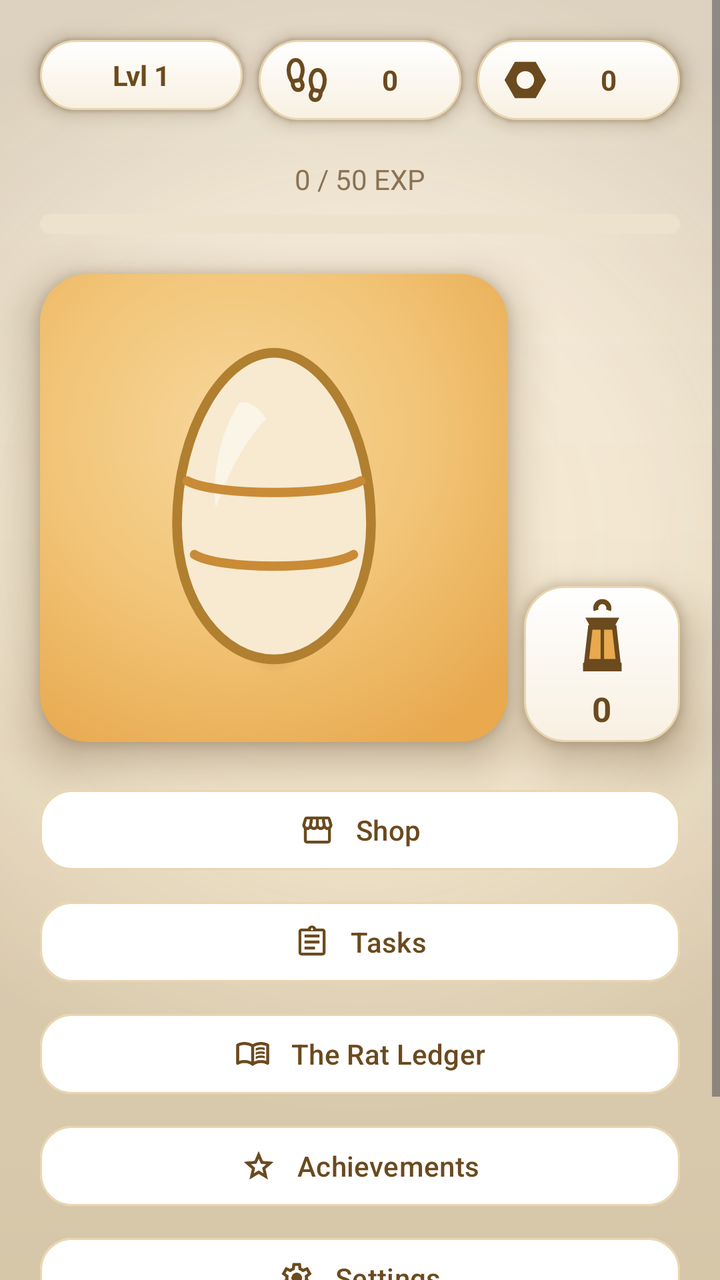
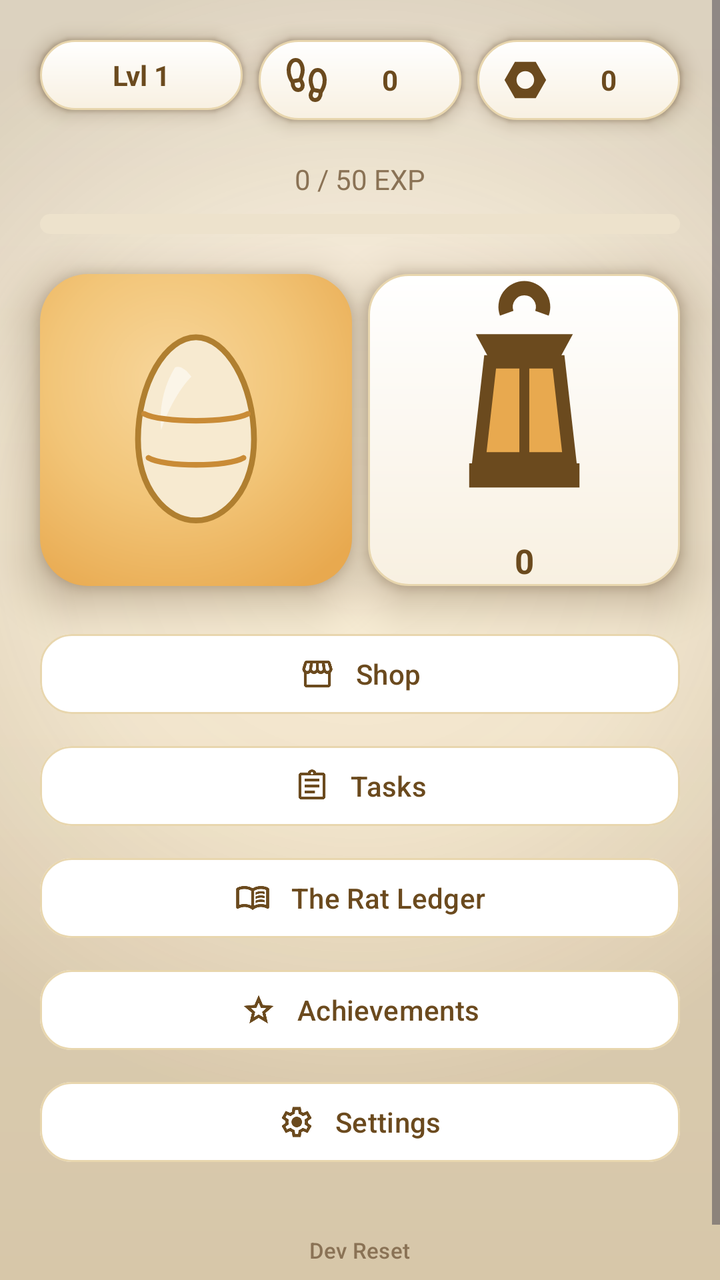

An Android layout rendered at two revisions. The XML below is the earlier revision; the diff shows what the commit changed to produce the second picture.
<!-- AndroidManifest.xml: application theme Theme.RatKingRecon -->
<!-- res/layout/activity_main.xml -->
<?xml version="1.0" encoding="utf-8"?>
<ScrollView xmlns:android="http://schemas.android.com/apk/res/android"
    xmlns:app="http://schemas.android.com/apk/res-auto"
    xmlns:tools="http://schemas.android.com/tools"
    android:layout_width="match_parent"
    android:layout_height="match_parent"
    android:background="@drawable/bg_app_gradient"
    android:clipToPadding="false"
    android:fitsSystemWindows="true">

    
    <LinearLayout
        android:layout_width="match_parent"
        android:layout_height="wrap_content"
        android:orientation="vertical"
        android:gravity="center_horizontal"
        android:clipChildren="false"
        android:clipToPadding="false"
        android:padding="20dp">

        
        <LinearLayout
            android:layout_width="match_parent"
            android:layout_height="wrap_content"
            android:orientation="horizontal"
            android:baselineAligned="false"
            android:clipChildren="false"
            android:clipToPadding="false"
            android:layout_marginBottom="20dp">

            
            <TextView
                android:id="@+id/playerLevelText"
                android:layout_width="0dp"
                android:layout_height="wrap_content"
                android:layout_weight="1"
                android:layout_marginEnd="8dp"
                android:background="@drawable/bg_pill_tan"
                android:elevation="6dp"
                android:outlineAmbientShadowColor="@color/shadow_warm"
                android:outlineSpotShadowColor="@color/shadow_warm"
                tools:targetApi="28"
                android:paddingHorizontal="12dp"
                android:paddingVertical="8dp"
                android:gravity="center"
                android:textSize="14sp"
                android:textStyle="bold"
                android:textColor="@color/text_primary"
                android:text="@string/header_level_default" />

            <TextView
                android:id="@+id/stepCountText"
                android:layout_width="0dp"
                android:layout_height="wrap_content"
                android:layout_weight="1"
                android:layout_marginEnd="8dp"
                android:background="@drawable/bg_pill_tan"
                android:elevation="6dp"
                android:outlineAmbientShadowColor="@color/shadow_warm"
                android:outlineSpotShadowColor="@color/shadow_warm"
                tools:targetApi="28"
                android:paddingHorizontal="12dp"
                android:paddingVertical="8dp"
                android:gravity="center"
                android:drawableStart="@drawable/ic_footprint"
                android:drawablePadding="6dp"
                android:textSize="14sp"
                android:textStyle="bold"
                android:textColor="@color/text_primary"
                android:text="@string/header_steps_default" />

            <TextView
                android:id="@+id/scrapText"
                android:layout_width="0dp"
                android:layout_height="wrap_content"
                android:layout_weight="1"
                android:background="@drawable/bg_pill_tan"
                android:elevation="6dp"
                android:outlineAmbientShadowColor="@color/shadow_warm"
                android:outlineSpotShadowColor="@color/shadow_warm"
                tools:targetApi="28"
                android:paddingHorizontal="12dp"
                android:paddingVertical="8dp"
                android:gravity="center"
                android:drawableStart="@drawable/ic_scrap"
                android:drawablePadding="6dp"
                android:textSize="14sp"
                android:textStyle="bold"
                android:textColor="@color/text_primary"
                android:text="@string/header_scrap_default" />
        </LinearLayout>

        <TextView
            android:id="@+id/expText"
            android:layout_width="wrap_content"
            android:layout_height="wrap_content"
            android:textSize="14sp"
            android:textColor="@color/text_muted"
            android:text="0 / 50 EXP"
            android:layout_marginBottom="8dp" />

        <ProgressBar
            android:id="@+id/expProgressBar"
            style="?android:attr/progressBarStyleHorizontal"
            android:layout_width="match_parent"
            android:layout_height="10dp"
            android:progressDrawable="@drawable/progress_amber"
            android:max="50"
            android:progress="0"
            android:layout_marginBottom="20dp" />

        
        
        <androidx.constraintlayout.widget.ConstraintLayout
            android:layout_width="match_parent"
            android:layout_height="wrap_content"
            android:clipChildren="false"
            android:clipToPadding="false"
            android:layout_marginBottom="20dp">

        <FrameLayout
            android:id="@+id/eggPanel"
            android:layout_width="0dp"
            android:layout_height="0dp"
            app:layout_constraintDimensionRatio="H,1:1"
            app:layout_constraintHorizontal_weight="3"
            app:layout_constraintStart_toStartOf="parent"
            app:layout_constraintEnd_toStartOf="@id/streakTile"
            app:layout_constraintTop_toTopOf="parent"
            android:background="@drawable/bg_egg_panel"
            android:elevation="14dp"
            android:outlineAmbientShadowColor="@color/shadow_warm"
            android:outlineSpotShadowColor="@color/shadow_warm"
            android:clipChildren="false"
            tools:targetApi="28">

            <View
                android:layout_width="150dp"
                android:layout_height="30dp"
                android:layout_gravity="center_horizontal|bottom"
                android:layout_marginBottom="34dp"
                android:background="@drawable/egg_contact_shadow" />

            <ImageView
                android:id="@+id/petImage"
                android:layout_width="match_parent"
                android:layout_height="match_parent"
                android:padding="20dp"
                android:scaleType="fitCenter"
                android:src="@drawable/egg_stage_0" />
        </FrameLayout>

            
            <LinearLayout
                android:id="@+id/streakTile"
                android:layout_width="0dp"
                android:layout_height="0dp"
                app:layout_constraintDimensionRatio="H,1:1"
                app:layout_constraintHorizontal_weight="1"
                app:layout_constraintStart_toEndOf="@id/eggPanel"
                app:layout_constraintEnd_toEndOf="parent"
                app:layout_constraintBottom_toBottomOf="@id/eggPanel"
                android:layout_marginStart="8dp"
                android:orientation="vertical"
                android:gravity="center"
                android:background="@drawable/bg_pill_tan"
                android:elevation="14dp"
                android:outlineAmbientShadowColor="@color/shadow_warm"
                android:outlineSpotShadowColor="@color/shadow_warm"
                tools:targetApi="28"
                android:padding="6dp"
                android:clickable="true"
                android:focusable="true">

                
                <ImageView
                    android:id="@+id/streakLantern"
                    android:layout_width="match_parent"
                    android:layout_height="0dp"
                    android:layout_weight="1"
                    android:scaleType="fitCenter"
                    android:src="@drawable/ic_lantern"
                    android:importantForAccessibility="no" />

                <TextView
                    android:id="@+id/streakCount"
                    android:layout_width="wrap_content"
                    android:layout_height="wrap_content"
                    android:includeFontPadding="false"
                    android:textColor="@color/text_primary"
                    android:textSize="17sp"
                    android:textStyle="bold"
                    android:text="@string/header_scrap_default" />
            </LinearLayout>
        </androidx.constraintlayout.widget.ConstraintLayout>

        
        <com.google.android.material.button.MaterialButton
            android:id="@+id/shopButton"
            android:layout_width="match_parent"
            android:layout_height="wrap_content"
            android:text="@string/btn_shop"
            app:icon="@drawable/ic_store"
            app:iconGravity="textStart"
            app:iconPadding="10dp"
            app:iconTint="@color/text_primary"
            android:textAllCaps="false"
            android:textColor="@color/text_primary"
            app:backgroundTint="@color/card_white"
            app:strokeColor="@color/card_border"
            app:strokeWidth="1dp"
            app:cornerRadius="16dp"
            app:elevation="6dp"
            android:outlineAmbientShadowColor="@color/shadow_warm"
            android:outlineSpotShadowColor="@color/shadow_warm"
            tools:targetApi="28"
            android:layout_marginBottom="8dp" />

        <com.google.android.material.button.MaterialButton
            android:id="@+id/activeExpeditionButton"
            android:layout_width="match_parent"
            android:layout_height="wrap_content"
            android:text="@string/expedition_status"
            app:icon="@drawable/ic_pets"
            app:iconGravity="textStart"
            app:iconPadding="10dp"
            app:iconTint="@color/text_primary"
            android:textAllCaps="false"
            android:textStyle="bold"
            android:textColor="@color/text_primary"
            app:backgroundTint="@color/amber"
            app:cornerRadius="16dp"
            app:elevation="6dp"
            android:outlineAmbientShadowColor="@color/shadow_warm"
            android:outlineSpotShadowColor="@color/shadow_warm"
            tools:targetApi="28"
            android:visibility="gone"
            android:layout_marginBottom="8dp" />

        
        <com.google.android.material.button.MaterialButton
            android:id="@+id/tasksButton"
            android:layout_width="match_parent"
            android:layout_height="wrap_content"
            android:text="@string/btn_tasks"
            app:icon="@drawable/ic_contract"
            app:iconGravity="textStart"
            app:iconPadding="10dp"
            app:iconTint="@color/text_primary"
            android:textAllCaps="false"
            android:textColor="@color/text_primary"
            app:backgroundTint="@color/card_white"
            app:strokeColor="@color/card_border"
            app:strokeWidth="1dp"
            app:cornerRadius="16dp"
            app:elevation="6dp"
            android:outlineAmbientShadowColor="@color/shadow_warm"
            android:outlineSpotShadowColor="@color/shadow_warm"
            tools:targetApi="28"
            android:layout_marginBottom="8dp" />

        <com.google.android.material.button.MaterialButton
            android:id="@+id/openGalleryButton"
            android:layout_width="match_parent"
            android:layout_height="wrap_content"
            android:text="@string/btn_open_ledger"
            app:icon="@drawable/ic_book"
            app:iconGravity="textStart"
            app:iconPadding="10dp"
            app:iconTint="@color/text_primary"
            android:textAllCaps="false"
            android:textColor="@color/text_primary"
            app:backgroundTint="@color/card_white"
            app:strokeColor="@color/card_border"
            app:strokeWidth="1dp"
            app:cornerRadius="16dp"
            app:elevation="6dp"
            android:outlineAmbientShadowColor="@color/shadow_warm"
            android:outlineSpotShadowColor="@color/shadow_warm"
            tools:targetApi="28"
            android:layout_marginBottom="8dp" />

        <com.google.android.material.button.MaterialButton
            android:id="@+id/achievementsButton"
            android:layout_width="match_parent"
            android:layout_height="wrap_content"
            android:text="@string/btn_achievements"
            app:icon="@drawable/ic_star"
            app:iconGravity="textStart"
            app:iconPadding="10dp"
            app:iconTint="@color/text_primary"
            android:textAllCaps="false"
            android:textColor="@color/text_primary"
            app:backgroundTint="@color/card_white"
            app:strokeColor="@color/card_border"
            app:strokeWidth="1dp"
            app:cornerRadius="16dp"
            app:elevation="6dp"
            android:outlineAmbientShadowColor="@color/shadow_warm"
            android:outlineSpotShadowColor="@color/shadow_warm"
            tools:targetApi="28"
            android:layout_marginBottom="8dp" />

        <com.google.android.material.button.MaterialButton
            android:id="@+id/settingsButton"
            android:layout_width="match_parent"
            android:layout_height="wrap_content"
            android:text="@string/btn_settings"
            app:icon="@drawable/ic_settings"
            app:iconGravity="textStart"
            app:iconPadding="10dp"
            app:iconTint="@color/text_primary"
            android:textAllCaps="false"
            android:textColor="@color/text_primary"
            app:backgroundTint="@color/card_white"
            app:strokeColor="@color/card_border"
            app:strokeWidth="1dp"
            app:cornerRadius="16dp"
            app:elevation="6dp"
            android:outlineAmbientShadowColor="@color/shadow_warm"
            android:outlineSpotShadowColor="@color/shadow_warm"
            tools:targetApi="28" />

        <com.google.android.material.button.MaterialButton
            android:id="@+id/devResetButton"
            android:layout_width="wrap_content"
            android:layout_height="wrap_content"
            android:layout_marginTop="16dp"
            android:text="@string/btn_dev_reset"
            android:textAllCaps="false"
            android:textSize="11sp"
            android:textColor="@color/text_muted"
            app:backgroundTint="@android:color/transparent"
            app:elevation="0dp" />

    </LinearLayout>

</ScrollView>
<!-- resources referenced by this layout -->
<resources>
  <color name="amber">#E8A94F</color>
  <color name="card_border">#E8D6AE</color>
  <color name="card_white">#FFFFFF</color>
  <color name="shadow_warm">#4A2F0F</color>
  <color name="text_muted">#8A7255</color>
  <color name="text_primary">#6B4A1E</color>
  <!-- drawable bg_egg_panel (drawable) -->
  <?xml version="1.0" encoding="utf-8"?>
  <shape xmlns:android="http://schemas.android.com/apk/res/android"
      android:shape="rectangle">
      <gradient
          android:type="radial"
          android:centerX="0.42"
          android:centerY="0.34"
          android:gradientRadius="78%p"
          android:startColor="#F7D69B"
          android:centerColor="#F2C578"
          android:endColor="@color/amber" />
      <corners android:radius="24dp" />
  </shape>
  <!-- drawable bg_pill_tan (drawable) -->
  <?xml version="1.0" encoding="utf-8"?>
  <shape xmlns:android="http://schemas.android.com/apk/res/android"
      android:shape="rectangle">
      <gradient
          android:angle="270"
          android:startColor="@color/card_white"
          android:endColor="#F8F0E1"
          android:type="linear" />
      <stroke
          android:width="1dp"
          android:color="@color/card_border" />
      <corners android:radius="20dp" />
  </shape>
  <!-- drawable egg_contact_shadow (drawable) -->
  <?xml version="1.0" encoding="utf-8"?>
  <shape xmlns:android="http://schemas.android.com/apk/res/android"
      android:shape="oval">
      <gradient
          android:type="radial"
          android:centerX="0.5"
          android:centerY="0.5"
          android:gradientRadius="50%"
          android:startColor="#4D8A5A1E"
          android:centerColor="#268A5A1E"
          android:endColor="#008A5A1E" />
  </shape>
  <!-- drawable progress_amber (drawable) -->
  <?xml version="1.0" encoding="utf-8"?>
  <layer-list xmlns:android="http://schemas.android.com/apk/res/android">
      <item android:id="@android:id/background">
          <shape android:shape="rectangle">
              <solid android:color="@color/disabled_fill" />
              <corners android:radius="8dp" />
          </shape>
      </item>
      <item android:id="@android:id/progress">
          <clip>
              <shape android:shape="rectangle">
                  <solid android:color="@color/amber" />
                  <corners android:radius="8dp" />
              </shape>
          </clip>
      </item>
  </layer-list>
  <string name="btn_achievements">Achievements</string>
  <string name="btn_dev_reset">Dev Reset</string>
  <string name="btn_open_ledger">The Rat Ledger</string>
  <string name="btn_settings">Settings</string>
  <string name="btn_shop">Shop</string>
  <string name="btn_tasks">Tasks</string>
  <string name="expedition_status">Rat Scavenging… (Tap Status)</string>
  <string name="header_level_default">Lvl 1</string>
  <string name="header_scrap_default">0</string>
  <string name="header_steps_default">0</string>
  <style name="Theme.RatKingRecon" parent="Base.Theme.RatKingRecon" />
  <color name="cream">#FBF3E3</color>
  <color name="tan">#F5E6C8</color>
  <color name="shiny_gold">#D9A425</color>
  <color name="disabled_fill">#EDE2CC</color>
  <style name="Widget.RatKing.Button" parent="Widget.RatKing.Button.Base" />
  <style name="Animation.RatKing.Screen" parent="@android:style/Animation.Activity">
          <item name="android:activityOpenEnterAnimation">@anim/screen_enter</item>
          <item name="android:activityOpenExitAnimation">@anim/screen_exit</item>
          <item name="android:activityCloseEnterAnimation">@anim/screen_pop_enter</item>
          <item name="android:activityCloseExitAnimation">@anim/screen_pop_exit</item>
      </style>
  <style name="Widget.RatKing.Button.Base" parent="Widget.Material3.Button" />
  <!-- unchanged entries left out for length: 12 -->
</resources>

<!-- the commit's change to res/layout/activity_main.xml (unified diff, before → after) -->
@@ -123,7 +123,7 @@
             android:layout_width="0dp"
             android:layout_height="0dp"
             app:layout_constraintDimensionRatio="H,1:1"
-            app:layout_constraintHorizontal_weight="3"
+            app:layout_constraintHorizontal_weight="1"
             app:layout_constraintStart_toStartOf="parent"
             app:layout_constraintEnd_toStartOf="@id/streakTile"
             app:layout_constraintTop_toTopOf="parent"
@@ -151,7 +151,7 @@
         </FrameLayout>
 
             
-            <LinearLayout
+            <androidx.constraintlayout.widget.ConstraintLayout
                 android:id="@+id/streakTile"
                 android:layout_width="0dp"
                 android:layout_height="0dp"
@@ -161,23 +161,26 @@
                 app:layout_constraintEnd_toEndOf="parent"
                 app:layout_constraintBottom_toBottomOf="@id/eggPanel"
                 android:layout_marginStart="8dp"
-                android:orientation="vertical"
-                android:gravity="center"
                 android:background="@drawable/bg_pill_tan"
                 android:elevation="14dp"
                 android:outlineAmbientShadowColor="@color/shadow_warm"
                 android:outlineSpotShadowColor="@color/shadow_warm"
                 tools:targetApi="28"
-                android:padding="6dp"
                 android:clickable="true"
                 android:focusable="true">
 
                 
                 <ImageView
                     android:id="@+id/streakLantern"
-                    android:layout_width="match_parent"
+                    android:layout_width="0dp"
                     android:layout_height="0dp"
-                    android:layout_weight="1"
+                    app:layout_constraintWidth_percent="0.85"
+                    app:layout_constraintDimensionRatio="1:1"
+                    app:layout_constraintStart_toStartOf="parent"
+                    app:layout_constraintEnd_toEndOf="parent"
+                    app:layout_constraintTop_toTopOf="parent"
+                    app:layout_constraintBottom_toTopOf="@id/streakCount"
+                    app:layout_constraintVertical_chainStyle="packed"
                     android:scaleType="fitCenter"
                     android:src="@drawable/ic_lantern"
                     android:importantForAccessibility="no" />
@@ -186,12 +189,16 @@
                     android:id="@+id/streakCount"
                     android:layout_width="wrap_content"
                     android:layout_height="wrap_content"
+                    app:layout_constraintStart_toStartOf="parent"
+                    app:layout_constraintEnd_toEndOf="parent"
+                    app:layout_constraintTop_toBottomOf="@id/streakLantern"
+                    app:layout_constraintBottom_toBottomOf="parent"
                     android:includeFontPadding="false"
                     android:textColor="@color/text_primary"
                     android:textSize="17sp"
                     android:textStyle="bold"
                     android:text="@string/header_scrap_default" />
-            </LinearLayout>
+            </androidx.constraintlayout.widget.ConstraintLayout>
         </androidx.constraintlayout.widget.ConstraintLayout>
 
         
